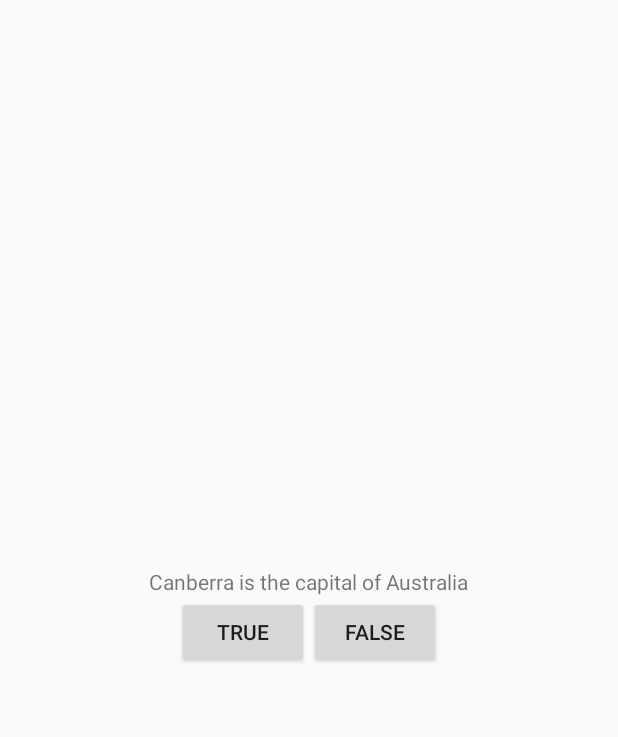
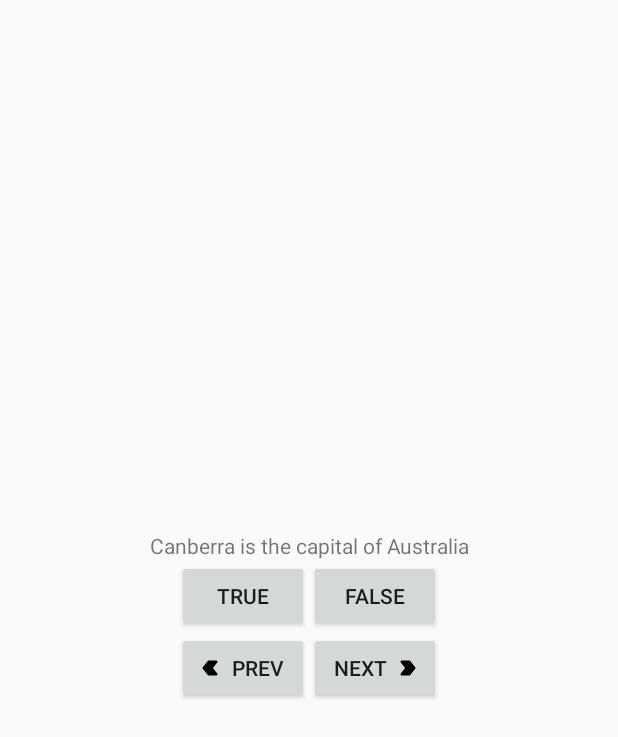
Before and after one commit to clay467MSU/GeoQuiz, an Android app built with Jetpack Compose: the screen it shows after launch (MainActivity), on a phone screen of 412 x 824 dp. Shown: the top 737 px of the screen. Run offline under Robolectric (Android 15) with nearby library versions, the phone set to English and light mode, and no system bars.

Commit message:
Initial commit for week 3 branch

```diff
--- /dev/null
+++ b/app/src/main/java/com/gall/msu/geoquiz/ui/theme/Question.kt
@@ -0,0 +1,5 @@
+package com.gall.msu.geoquiz.ui.theme
+
+import androidx.annotation.StringRes
+data class Question(@StringRes val textResId: Int, val answer: Boolean) {
+}
--- /dev/null
+++ b/app/src/main/res/drawable/back_arrow.xml
@@ -0,0 +1,12 @@
+<vector xmlns:android="http://schemas.android.com/apk/res/android"
+    android:width="20dp"
+    android:height="20dp"
+    android:viewportWidth="24"
+    android:viewportHeight="24">
+  <path
+      android:pathData="M17,6h-6a1,1 0,0 0,-0.78 0.375l-4,5a1,1 0,0 0,0 1.25l4,5a1,1 0,0 0,0.78 0.375h6l0.112,-0.006a1,1 0,0 0,0.669 -1.619l-3.501,-4.375l3.5,-4.375a1,1 0,0 0,-0.78 -1.625z"
+      android:strokeLineJoin="round"
+      android:strokeWidth="0"
+      android:fillColor="@color/black"
+      android:strokeLineCap="round"/>
+</vector>
--- /dev/null
+++ b/app/src/main/res/drawable/next_arrow.xml
@@ -0,0 +1,12 @@
+<vector xmlns:android="http://schemas.android.com/apk/res/android"
+    android:width="20dp"
+    android:height="20dp"
+    android:viewportWidth="24"
+    android:viewportHeight="24">
+  <path
+      android:pathData="M7,6l-0.112,0.006a1,1 0,0 0,-0.669 1.619l3.501,4.375l-3.5,4.375a1,1 0,0 0,0.78 1.625h6a1,1 0,0 0,0.78 -0.375l4,-5a1,1 0,0 0,0 -1.25l-4,-5a1,1 0,0 0,-0.78 -0.375h-6z"
+      android:strokeLineJoin="round"
+      android:strokeWidth="0"
+      android:fillColor="@color/black"
+      android:strokeLineCap="round"/>
+</vector>
--- a/app/src/main/res/layout/activity_main.xml
+++ b/app/src/main/res/layout/activity_main.xml
@@ -9,9 +9,12 @@
     tools:context=".MainActivity">
 
     <TextView
+        android:id="@+id/question_textview"
         android:layout_width="wrap_content"
         android:layout_height="wrap_content"
-        android:text="Canberra is the capital of Australia" />
+        android:gravity="center"
+        android:text="@string/question_australia"/>
+<!--        android:text="Canberra is the capital of Australia" -->
 
     <LinearLayout
         android:layout_width="wrap_content"
@@ -29,4 +32,25 @@
             android:layout_height="wrap_content"
             android:text="False"/>
     </LinearLayout>
+    <LinearLayout
+        android:layout_width="wrap_content"
+        android:layout_height="wrap_content">
+
+        <Button
+            android:id="@+id/prev_button"
+            android:layout_width="wrap_content"
+            android:layout_height="wrap_content"
+            android:text="@string/prev_button"
+            android:drawableStart="@drawable/back_arrow"/>
+
+        <Button
+            android:id="@+id/next_button"
+            android:layout_width="wrap_content"
+            android:layout_height="wrap_content"
+            android:drawableEnd="@drawable/next_arrow"
+            android:text="@string/next_button" />
+
+
+    </LinearLayout>
+
 </LinearLayout>
--- a/app/src/main/res/values/strings.xml
+++ b/app/src/main/res/values/strings.xml
@@ -2,4 +2,7 @@
     <string name="app_name">GeoQuiz</string>
     <string name="true_button">True</string>
     <string name="false_button">False</string>
+    <string name="next_button">Next</string>
+    <string name="prev_button">Prev</string>
+    <string name="question_australia">Canberra is the capital of Australia</string>
 </resources>
```
Also changed, not shown: app/src/main/java/com/gall/msu/geoquiz/MainActivity.kt (+0 -11 lines).
